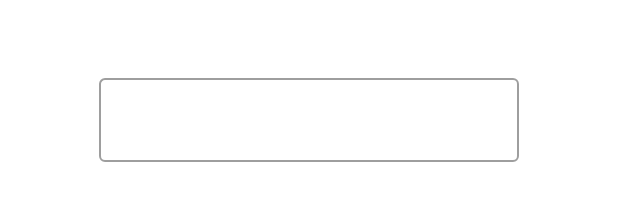
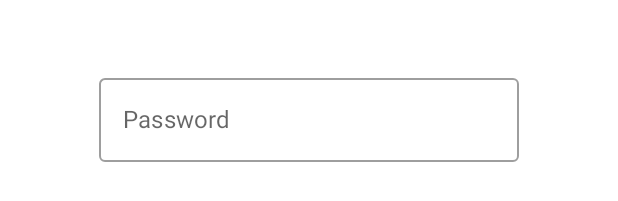
Before and after one commit to RujiraKongsomran/JC_PasswordTextField, an Android app built with Jetpack Compose: the @Preview function DefaultPreview, on a phone screen of 412 x 824 dp. Shown: the part 498-699 px from the top of the screen. Run offline under Robolectric (Android 15) with nearby library versions, the phone set to English and light mode, and no system bars.

Commit message:
Placeholder

```diff
--- a/app/src/main/java/com/rujirakongsomran/jc_passwordtextfield/MainActivity.kt
+++ b/app/src/main/java/com/rujirakongsomran/jc_passwordtextfield/MainActivity.kt
@@ -9,6 +9,7 @@ import androidx.compose.foundation.layout.fillMaxSize
 import androidx.compose.material.MaterialTheme
 import androidx.compose.material.OutlinedTextField
 import androidx.compose.material.Surface
+import androidx.compose.material.Text
 import androidx.compose.runtime.Composable
 import androidx.compose.runtime.mutableStateOf
 import androidx.compose.runtime.saveable.rememberSaveable
@@ -46,7 +47,8 @@ fun Greeting() {
             value = password,
             onValueChange = {
                 password = it
-            }
+            },
+            placeholder = { Text(text = "Password") }
         )
     }
 }
```
